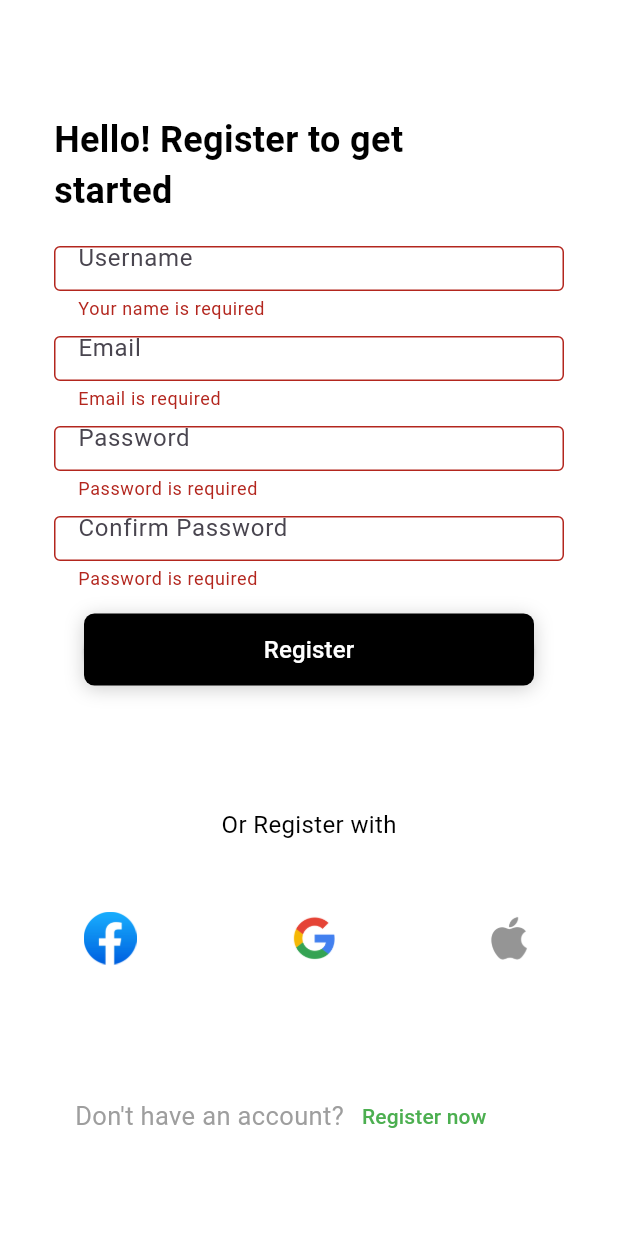
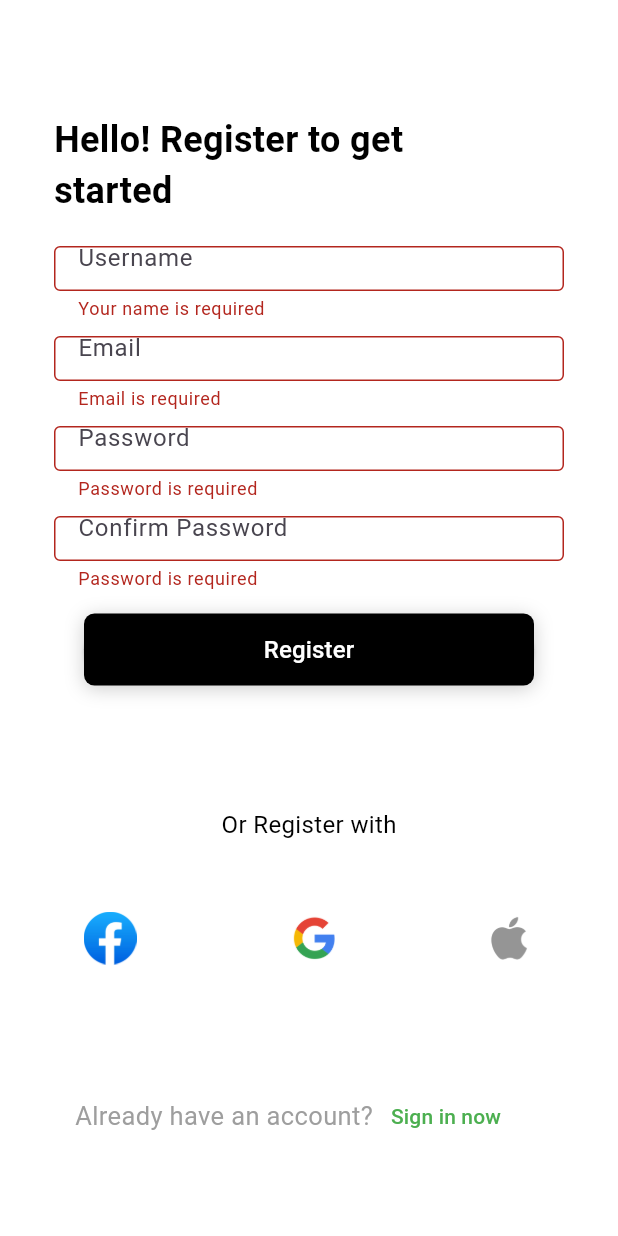
Before and after one commit to oriemiobang/png_game, a Flutter app: the SignUp screen opened by its route, after a tap on "Register", on a phone screen of 412 x 824 dp. Run offline on Flutter 3.47's test engine with Material 3 defaults, Android fonts, the phone set to English and light mode, and no system bars; our stand-ins replace cloud_firestore, connectivity_plus, firebase_auth, firebase_core, flutter_spinkit, fluttertoast and 6 more; missing offline and left inert: qr_code_scanner_plus; accounts and stored records are empty; network calls fail.

Commit message:
implemented sign in and sign up using firebase

```diff
--- a/frontend/lib/screens/sign_up.dart
+++ b/frontend/lib/screens/sign_up.dart
@@ -1,8 +1,10 @@
 import 'package:flutter/material.dart';
+import 'package:fluttertoast/fluttertoast.dart';
 import 'package:font_awesome_flutter/font_awesome_flutter.dart';
 import 'package:go_router/go_router.dart';
 import 'package:png_game/firebase_service/auth.dart';
 import 'package:png_game/main.dart';
+import 'package:png_game/screens/loading.dart';
 
 class SignUp extends StatefulWidget {
   const SignUp({super.key});
@@ -61,7 +63,7 @@ class _SignUpState extends State<SignUp> {
 
   @override
   Widget build(BuildContext context) {
-    return Scaffold(
+    return loading? Loading():  Scaffold(
       backgroundColor: Colors.white,
       appBar: AppBar(
         backgroundColor: Colors.white,
@@ -267,6 +269,17 @@ class _SignUpState extends State<SignUp> {
                           });
 
                           alert(error);
+                        } else {
+                             Fluttertoast.showToast(
+                                msg: "Signed up succesfully",
+                                toastLength: Toast.LENGTH_SHORT,
+                                gravity: ToastGravity.BOTTOM,
+                                timeInSecForIosWeb: 1,
+                                backgroundColor: Colors.black,
+                                textColor: Colors.white,
+                                webShowClose: false,
+                                fontSize: 16.0);
+                          context.go('/');
                         }
                       }
                       }
@@ -337,15 +350,15 @@ class _SignUpState extends State<SignUp> {
             children: [
               SizedBox(width: 50),
               Text(
-                "Don't have an account?",
+                "Already have an account?",
                 style: TextStyle(fontSize: 17, color: Colors.grey),
               ),
               TextButton(
                   onPressed: () {
                     // Navigator.pushNamed(context, '/signup');
-                    context.go('/signup');
+                    context.go('/signin');
                   },
-                  child: Text("Register now",
+                  child: Text("Sign in now",
                       style: TextStyle(color: Colors.green)))
             ],
           )
--- a/frontend/pubspec.yaml
+++ b/frontend/pubspec.yaml
@@ -49,6 +49,7 @@ dependencies:
   cloud_firestore: ^5.6.6
   intl: ^0.20.2
   connectivity_plus: ^6.1.4
+  flutter_spinkit: ^5.2.1
 
 dev_dependencies:
   flutter_test:
```
Also changed, not shown: frontend/lib/screens/loading.dart (added, +23 -0 lines), frontend/lib/screens/sign_in.dart (+124 -9 lines), frontend/pubspec.lock, 4 other files.
